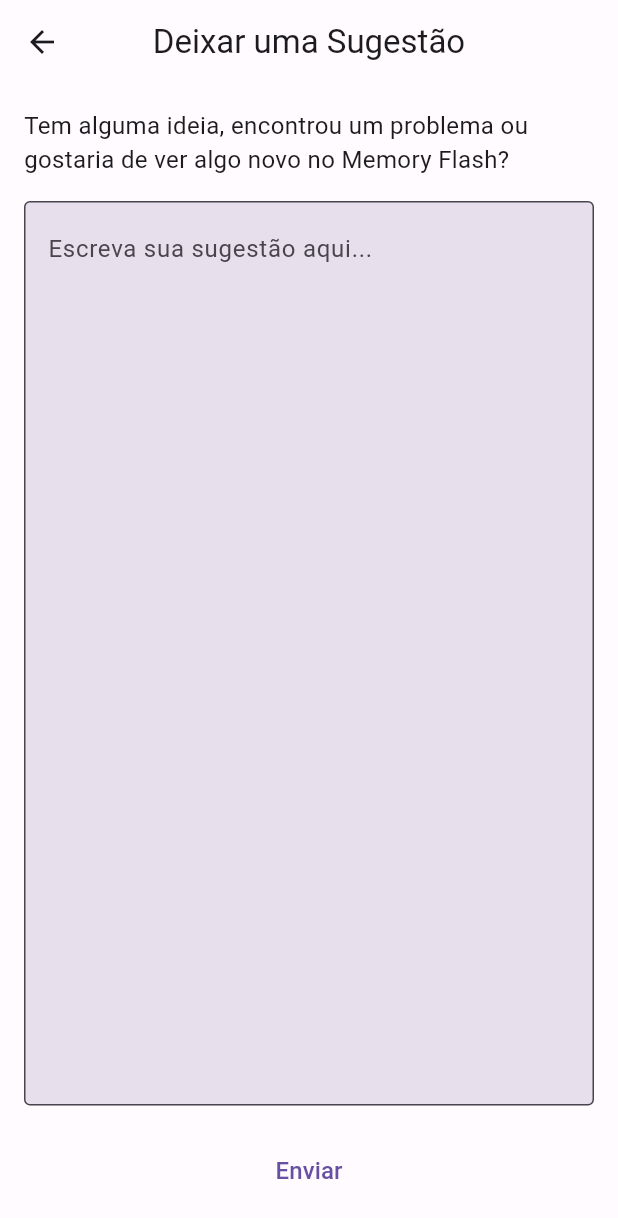
After one commit to gusoliveira21/memoryFlash, a Flutter app: the FeedbackScreen screen opened directly, after a tap on "Enviar", on a phone screen of 412 x 824 dp. The commit adds this screen. Shown: the top 1218 px of the screen. Run offline on Flutter 3.47's test engine with Material 3 defaults, Android fonts, the phone set to English and light mode, and no system bars; our stand-ins replace file_picker, get_it, shared_preferences; accounts and stored records are empty; network calls fail.

Commit message:
feat: implement centralized feedback system with remote config

```diff
--- /dev/null
+++ b/lib/data/local_data_source.dart
@@ -0,0 +1,15 @@
+import 'package:shared_preferences/shared_preferences.dart';
+
+class FeedbackLocalDataSource {
+  static const String _keyHasSeenFeedback = 'has_seen_feedback_notification';
+
+  Future<bool> getHasSeenFeedbackNotification() async {
+    final prefs = await SharedPreferences.getInstance();
+    return prefs.getBool(_keyHasSeenFeedback) ?? false;
+  }
+
+  Future<void> setHasSeenFeedbackNotification(bool value) async {
+    final prefs = await SharedPreferences.getInstance();
+    await prefs.setBool(_keyHasSeenFeedback, value);
+  }
+}
--- /dev/null
+++ b/lib/data/remote_data_source.dart
@@ -0,0 +1,38 @@
+import 'dart:convert';
+import 'package:http/http.dart' as http;
+
+class FeedbackRemoteDataSource {
+  final String _gistUrl = "https://gist.githubusercontent.com/gusoliveira21/1869fec0dbfc0958ed0ef7dfcfb9cd1d/raw/features_feedbacks_config.json";
+  final String _discordWebhookUrl = "https://discord.com/api/webhooks/1536005866510225508/l9Bki7K4vSU0jquYalfPuKKhYZGV7bOI3HiXwekoz1L1JrARTdW5wIniniNK5xCS6bpt";
+
+  Future<bool> checkFeedbackEnabled() async {
+    try {
+      final response = await http.get(Uri.parse(_gistUrl));
+      if (response.statusCode == 200) {
+        final data = json.decode(response.body);
+        // Lendo a flag do memoryflash do JSON
+        return data['com.gusoliveira21.memoryflash'] ?? false;
+      } else {
+        return false;
+      }
+    } catch (e) {
+      print('Erro ao buscar gist: $e');
+      return false;
+    }
+  }
+
+  Future<bool> sendFeedback(String message) async {
+    try {
+      final formattedMessage = "[App: com.gusoliveira21.memoryflash] Sugestão:\n$message";
+      final response = await http.post(
+        Uri.parse(_discordWebhookUrl),
+        headers: {'Content-Type': 'application/json'},
+        body: json.encode({'content': formattedMessage}),
+      );
+      return response.statusCode >= 200 && response.statusCode < 300;
+    } catch (e) {
+      print('Erro ao enviar para Discord: $e');
+      return false;
+    }
+  }
+}
--- /dev/null
+++ b/lib/domain/usecases/get_feedback_visibility_usecase.dart
@@ -0,0 +1,11 @@
+import '../../data/feedback_repository.dart';
+
+class GetFeedbackVisibilityUseCase {
+  final IFeedbackRepository repository;
+
+  GetFeedbackVisibilityUseCase(this.repository);
+
+  Future<bool> call() async {
+    return await repository.isFeedbackFeatureEnabled();
+  }
+}
--- /dev/null
+++ b/lib/domain/usecases/mark_feedback_notification_as_seen_usecase.dart
@@ -0,0 +1,11 @@
+import '../../data/feedback_repository.dart';
+
+class MarkFeedbackNotificationAsSeenUseCase {
+  final IFeedbackRepository repository;
+
+  MarkFeedbackNotificationAsSeenUseCase(this.repository);
+
+  Future<void> call() async {
+    await repository.setSeenNotification(true);
+  }
+}
--- /dev/null
+++ b/lib/domain/usecases/send_feedback_message_usecase.dart
@@ -0,0 +1,11 @@
+import '../../data/feedback_repository.dart';
+
+class SendFeedbackMessageUseCase {
+  final IFeedbackRepository repository;
+
+  SendFeedbackMessageUseCase(this.repository);
+
+  Future<bool> call(String message) async {
+    return await repository.submitFeedback(message);
+  }
+}
--- /dev/null
+++ b/lib/domain/usecases/should_show_feedback_notification_usecase.dart
@@ -0,0 +1,15 @@
+import '../../data/feedback_repository.dart';
+
+class ShouldShowFeedbackNotificationUseCase {
+  final IFeedbackRepository repository;
+
+  ShouldShowFeedbackNotificationUseCase(this.repository);
+
+  Future<bool> call() async {
+    final isFeatureEnabled = await repository.isFeedbackFeatureEnabled();
+    final hasUserSeenIt = await repository.hasSeenNotification();
+
+    // Só exibe a notificação proativa se a feature existir E o usuário não tiver silenciado
+    return isFeatureEnabled && !hasUserSeenIt;
+  }
+}
--- a/lib/main.dart
+++ b/lib/main.dart
@@ -3,9 +3,11 @@ import 'package:flutter/services.dart';
 import 'package:shared_preferences/shared_preferences.dart';
 import 'theme/app_theme.dart';
 import 'screens/list_screen.dart';
+import 'di/feedback_injection.dart';
 
 void main() {
   WidgetsFlutterBinding.ensureInitialized();
+  setupFeedbackDI();
   SystemChrome.setEnabledSystemUIMode(SystemUiMode.edgeToEdge);
   runApp(const ThemeLoaderApp());
 }
--- /dev/null
+++ b/lib/presentation/viewmodels/feedback_viewmodel.dart
@@ -0,0 +1,75 @@
+import 'package:flutter/widgets.dart';
+import '../../domain/usecases/get_feedback_visibility_usecase.dart';
+import '../../domain/usecases/should_show_feedback_notification_usecase.dart';
+import '../../domain/usecases/mark_feedback_notification_as_seen_usecase.dart';
+import '../../domain/usecases/send_feedback_message_usecase.dart';
+
+class FeedbackViewModel extends ChangeNotifier with WidgetsBindingObserver {
+  final GetFeedbackVisibilityUseCase _getVisibilityUseCase;
+  final ShouldShowFeedbackNotificationUseCase _shouldShowAlertUseCase;
+  final MarkFeedbackNotificationAsSeenUseCase _markAsSeenUseCase;
+  final SendFeedbackMessageUseCase _sendMessageUseCase;
+
+  bool _showFeedbackButton = false;
+  bool get showFeedbackButton => _showFeedbackButton;
+
+  bool _triggerProactiveAlert = false;
+  bool get triggerProactiveAlert => _triggerProactiveAlert;
+
+  bool _isSending = false;
+  bool get isSending => _isSending;
+
+  FeedbackViewModel(
+    this._getVisibilityUseCase,
+    this._shouldShowAlertUseCase,
+    this._markAsSeenUseCase,
+    this._sendMessageUseCase,
+  ) {
+    WidgetsBinding.instance.addObserver(this);
+    _init();
+  }
+
+  @override
+  void dispose() {
+    WidgetsBinding.instance.removeObserver(this);
+    super.dispose();
+  }
+
+  @override
+  void didChangeAppLifecycleState(AppLifecycleState state) {
+    if (state == AppLifecycleState.resumed) {
+      _init();
+    }
+  }
+
+  Future<void> _init() async {
+    // Busca os dois status simultaneamente
+    final results = await Future.wait([
+      _getVisibilityUseCase(),
+      _shouldShowAlertUseCase(),
+    ]);
+
+    _showFeedbackButton = results[0];
+    _triggerProactiveAlert = results[1];
+
+    notifyListeners();
+  }
+
+  Future<void> markAlertAsSeen() async {
+    await _markAsSeenUseCase();
+    _triggerProactiveAlert = false;
+    notifyListeners();
+  }
+
+  Future<bool> submitFeedback(String message) async {
+    _isSending = true;
+    notifyListeners();
+
+    final success = await _sendMessageUseCase(message);
+
+    _isSending = false;
+    notifyListeners();
+
+    return success;
+  }
+}
--- /dev/null
+++ b/lib/screens/feedback_screen.dart
@@ -0,0 +1,110 @@
+import 'package:flutter/material.dart';
+import 'package:get_it/get_it.dart';
+import '../presentation/viewmodels/feedback_viewmodel.dart';
+
+class FeedbackScreen extends StatefulWidget {
+  const FeedbackScreen({super.key});
+
+  @override
+  State<FeedbackScreen> createState() => _FeedbackScreenState();
+}
+
+class _FeedbackScreenState extends State<FeedbackScreen> {
+  late FeedbackViewModel _viewModel;
+  final TextEditingController _feedbackController = TextEditingController();
+
+  @override
+  void initState() {
+    super.initState();
+    // Obtém uma nova instância do ViewModel para esta tela (já que é Factory)
+    _viewModel = GetIt.instance<FeedbackViewModel>();
+  }
+
+  @override
+  void dispose() {
+    _viewModel.dispose();
+    _feedbackController.dispose();
+    super.dispose();
+  }
+
+  void _submit() async {
+    final text = _feedbackController.text.trim();
+    if (text.isEmpty) return;
+
+    final success = await _viewModel.submitFeedback(text);
+
+    if (!mounted) return;
+
+    if (success) {
+      ScaffoldMessenger.of(context).showSnackBar(
+        const SnackBar(content: Text('Sua sugestão foi enviada com sucesso. Muito obrigado!')),
+      );
+      Navigator.pop(context);
+    } else {
+      ScaffoldMessenger.of(context).showSnackBar(
+        const SnackBar(
+          content: Text('Ocorreu um erro ao enviar. Tente novamente mais tarde.'),
+          backgroundColor: Colors.red,
+        ),
+      );
+    }
+  }
+
+  @override
+  Widget build(BuildContext context) {
+    return Scaffold(
+      appBar: AppBar(
+        title: const Text('Deixar uma Sugestão'),
+      ),
+      body: SafeArea(
+        child: Padding(
+          padding: const EdgeInsets.all(16.0),
+          child: Column(
+            crossAxisAlignment: CrossAxisAlignment.stretch,
+            children: [
+              const Text(
+                'Tem alguma ideia, encontrou um problema ou gostaria de ver algo novo no Memory Flash?',
+                style: TextStyle(fontSize: 16),
+              ),
+              const SizedBox(height: 16),
+              Expanded(
+                child: TextField(
+                  controller: _feedbackController,
+                  maxLines: null,
+                  expands: true,
+                  textAlignVertical: TextAlignVertical.top,
+                  decoration: const InputDecoration(
+                    hintText: 'Escreva sua sugestão aqui...',
+                    border: OutlineInputBorder(),
+                  ),
+                ),
+              ),
+              const SizedBox(height: 16),
+              ListenableBuilder(
+                listenable: _viewModel,
+                builder: (context, child) {
+                  return ElevatedButton(
+                    onPressed: _viewModel.isSending ? null : _submit,
+                    style: ElevatedButton.styleFrom(
+                      padding: const EdgeInsets.symmetric(vertical: 16),
+                    ),
+                    child: _viewModel.isSending
+                        ? const SizedBox(
+                            height: 24,
+                            width: 24,
+                            child: CircularProgressIndicator(strokeWidth: 2),
+                          )
+                        : const Text(
+                            'Enviar',
+                            style: TextStyle(fontSize: 16),
+                          ),
+                  );
+                },
+              ),
+            ],
+          ),
+        ),
+      ),
+    );
+  }
+}
--- a/pubspec.yaml
+++ b/pubspec.yaml
@@ -16,7 +16,7 @@ publish_to: 'none' # Remove this line if you wish to publish to pub.dev
 # https://developer.apple.com/library/archive/documentation/General/Reference/InfoPlistKeyReference/Articles/CoreFoundationKeys.html
 # In Windows, build-name is used as the major, minor, and patch parts
 # of the product and file versions while build-number is used as the build suffix.
-version: 1.0.3+10
+version: 1.0.4+11
 
 environment:
   sdk: ^3.9.0
@@ -39,6 +39,8 @@ dependencies:
   path: ^1.9.0
   permission_handler: ^11.3.1
   shared_preferences: ^2.2.2
+  http: ^1.6.0
+  get_it: ^9.2.1
 
 dev_dependencies:
   flutter_test:
```
Also changed, not shown: lib/data/feedback_repository.dart (added, +39 -0 lines), lib/di/feedback_injection.dart (added, +50 -0 lines), lib/screens/list_screen.dart (+45 -4 lines), pubspec.lock.
